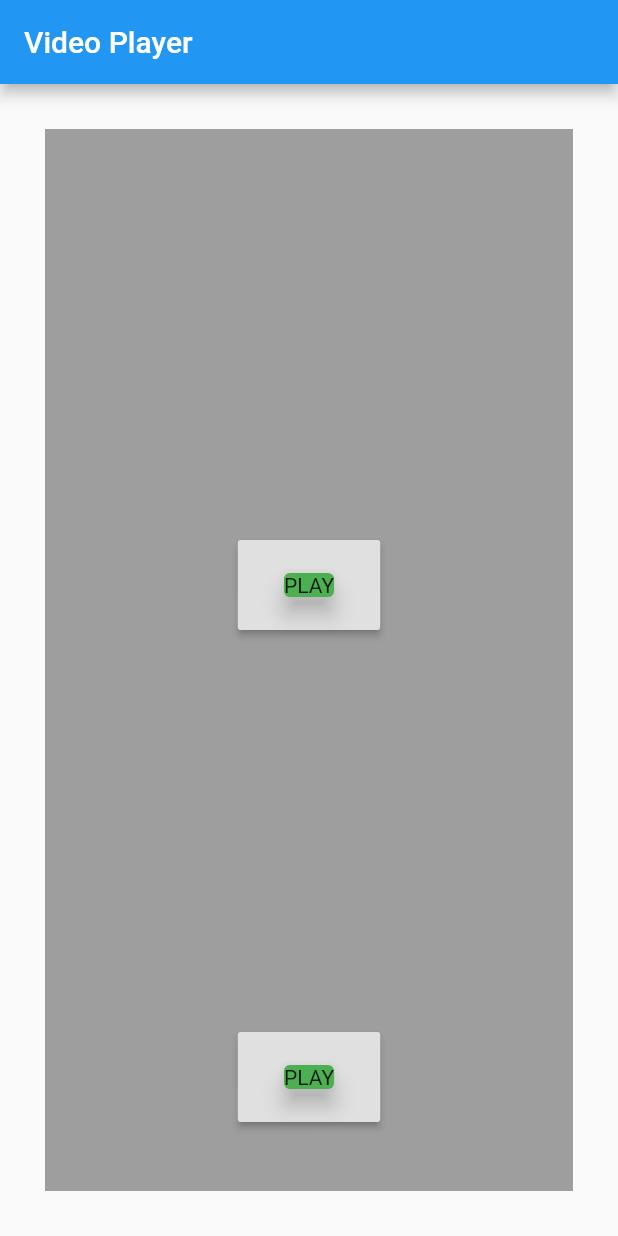
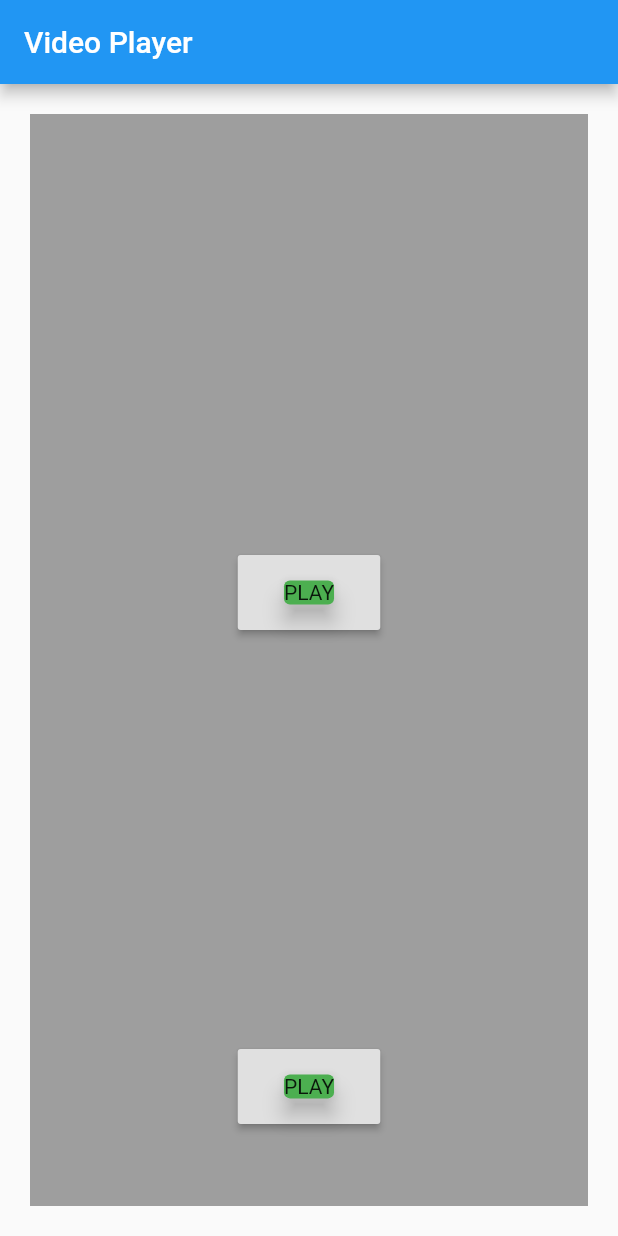
Before and after one commit to shubhamshinde4141/Video_Player_App, a Flutter app: the screen it shows after launch, on a phone screen of 412 x 824 dp. Run offline on Flutter 3.47's test engine with Material 2 defaults, Android fonts, the phone set to English and light mode, and no system bars; our stand-ins replace video_player.

Commit message:
Revert "Update main.dart"

```diff
--- a/lib/main.dart
+++ b/lib/main.dart
@@ -113,7 +113,7 @@ class _MyHomePageState extends State<MyHomePage> {
       ),
       body: Container(
         color: Colors.grey.shade500,
-        margin: EdgeInsets.all(30.0),
+        margin: EdgeInsets.all(20.0),
         child: Center(
 
 
@@ -135,7 +135,7 @@ class _MyHomePageState extends State<MyHomePage> {
               ),
               Container(
                   width: 95,
-                  height: 60,
+                  height: 50,
                 margin: EdgeInsets.fromLTRB(20, 50, 20, 20),
                 child: RaisedButton(
 
@@ -168,7 +168,7 @@ class _MyHomePageState extends State<MyHomePage> {
               ),
               Container(
                   width: 95,
-                  height: 60,
+                  height: 50,
                   margin: EdgeInsets.fromLTRB(20, 50, 20, 20),
                   child: RaisedButton(
 
```
